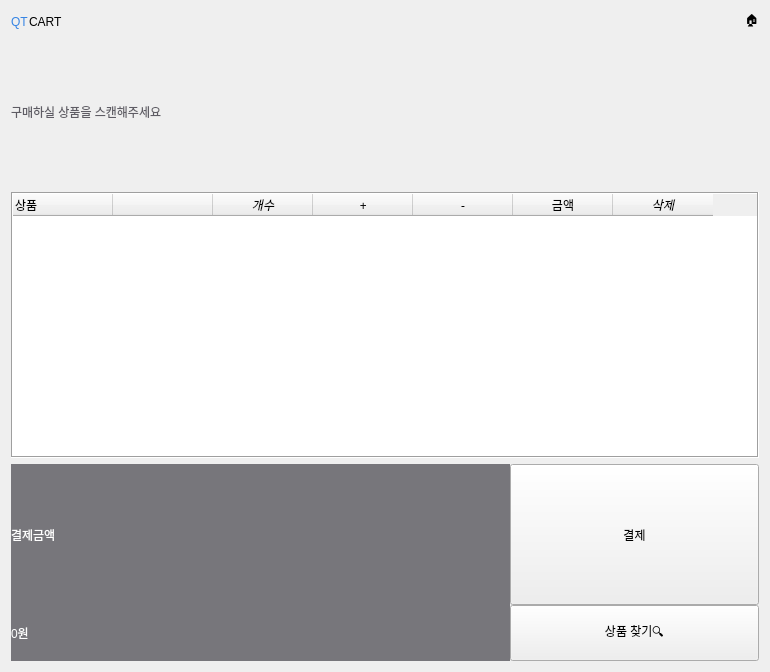
The window that QT-Main/pagecart.ui (GiHwanC/QT-CART) describes before a commit, drawn with Qt 5.
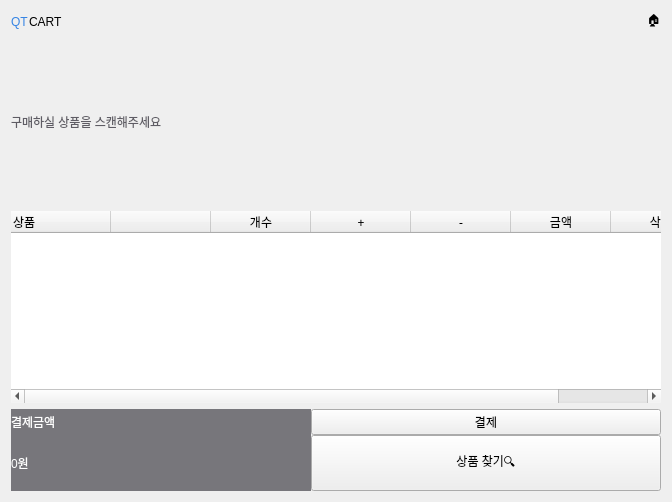
The same window after the commit. Icons and pictures are not drawn.

```diff
--- a/QT-Main/pagecart.ui
+++ b/QT-Main/pagecart.ui
@@ -6,21 +6,16 @@
    <rect>
     <x>0</x>
     <y>0</y>
-    <width>770</width>
-    <height>672</height>
+    <width>672</width>
+    <height>502</height>
    </rect>
   </property>
   <property name="windowTitle">
    <string>Form</string>
   </property>
-  <layout class="QVBoxLayout" name="verticalLayout_2" stretch="0">
+  <layout class="QVBoxLayout" name="verticalLayout_2">
    <item>
-    <layout class="QVBoxLayout" name="verticalLayout" stretch="0,0,0">
-     <item>
-      <layout class="QHBoxLayout" name="horizontalLayout">
-       <property name="spacing">
-        <number>0</number>
-       </property>
+    <layout class="QVBoxLayout" name="verticalLayout" stretch="0,0,0,0">
        <item>
         <layout class="QHBoxLayout" name="horizontalLayout_4" stretch="0,1,0">
          <property name="spacing">
@@ -72,12 +67,6 @@
          </item>
         </layout>
        </item>
-      </layout>
-     </item>
-     <item>
-      <layout class="QVBoxLayout" name="verticalLayout_3" stretch="1,3">
-       <item>
-        <layout class="QVBoxLayout" name="verticalLayout_5" stretch="0">
          <item>
           <layout class="QHBoxLayout" name="horizontalLayout_2" stretch="0,0,1">
            <property name="spacing">
@@ -114,8 +103,8 @@
              </property>
              <property name="sizeHint" stdset="0">
               <size>
-               <width>147</width>
-               <height>0</height>
+           <width>40</width>
+           <height>20</height>
               </size>
              </property>
             </spacer>
@@ -123,27 +112,15 @@
            <item>
             <widget class="QLabel" name="label">
              <property name="sizePolicy">
-              <sizepolicy hsizetype="Preferred" vsizetype="Preferred">
+          <sizepolicy hsizetype="Expanding" vsizetype="Expanding">
                <horstretch>0</horstretch>
                <verstretch>0</verstretch>
               </sizepolicy>
              </property>
              <property name="minimumSize">
               <size>
-               <width>33</width>
-               <height>148</height>
-              </size>
-             </property>
-             <property name="maximumSize">
-              <size>
-               <width>720</width>
-               <height>720</height>
-              </size>
-             </property>
-             <property name="baseSize">
-              <size>
-               <width>0</width>
-               <height>0</height>
+           <width>30</width>
+           <height>30</height>
               </size>
              </property>
              <property name="styleSheet">
@@ -156,12 +133,18 @@
            </item>
           </layout>
          </item>
-        </layout>
-       </item>
+     <item>
+      <layout class="QHBoxLayout" name="horizontalLayout_3">
        <item>
         <widget class="QTableWidget" name="tableCart">
+         <property name="sizePolicy">
+          <sizepolicy hsizetype="Expanding" vsizetype="Expanding">
+           <horstretch>0</horstretch>
+           <verstretch>0</verstretch>
+          </sizepolicy>
+         </property>
          <property name="frameShape">
-          <enum>QFrame::Shape::Box</enum>
+          <enum>QFrame::NoFrame</enum>
          </property>
          <column>
           <property name="text">
@@ -193,7 +176,6 @@
           <property name="font">
            <font>
             <family>Ria Sans</family>
-            <italic>true</italic>
             <italic>false</italic>
            </font>
           </property>
@@ -205,7 +187,6 @@
           <property name="font">
            <font>
             <family>Ria Sans</family>
-            <italic>true</italic>
             <italic>false</italic>
            </font>
           </property>
@@ -237,7 +218,6 @@
           <property name="font">
            <font>
             <family>Ria Sans</family>
-            <italic>true</italic>
             <italic>false</italic>
            </font>
           </property>
@@ -247,47 +227,10 @@
       </layout>
      </item>
      <item>
-      <layout class="QGridLayout" name="gridLayout" columnstretch="0,0,0,0" columnminimumwidth="0,0,0,0">
+      <layout class="QGridLayout" name="gridLayout" columnstretch="0,0,0">
        <property name="spacing">
         <number>0</number>
        </property>
-       <item row="0" column="1">
-        <widget class="QLabel" name="labelTotalPrice">
-         <property name="maximumSize">
-          <size>
-           <width>300</width>
-           <height>169</height>
-          </size>
-         </property>
-         <property name="styleSheet">
-          <string notr="true">font: 30pt &quot;Ria Sans&quot;;
-background-color: rgb(119, 118, 123);
-color: rgb(255, 255, 255);
-</string>
-         </property>
-         <property name="text">
-          <string>결제금액</string>
-         </property>
-        </widget>
-       </item>
-       <item row="0" column="2">
-        <widget class="QLabel" name="label_5">
-         <property name="minimumSize">
-          <size>
-           <width>0</width>
-           <height>0</height>
-          </size>
-         </property>
-         <property name="styleSheet">
-          <string notr="true">background-color: rgb(119, 118, 123);
-color: rgb(255, 255, 255);
-</string>
-         </property>
-         <property name="text">
-          <string/>
-         </property>
-        </widget>
-       </item>
        <item row="1" column="1">
         <widget class="QLabel" name="label_4">
          <property name="styleSheet">
@@ -301,44 +244,7 @@
          </property>
         </widget>
        </item>
-       <item row="0" column="3">
-        <widget class="QPushButton" name="btnPay">
-         <property name="minimumSize">
-          <size>
-           <width>100</width>
-           <height>141</height>
-          </size>
-         </property>
-         <property name="styleSheet">
-          <string notr="true">font: 40pt &quot;Ria Sans&quot;;
-
-color: rgb(255, 255, 255);
-background-color: rgb(224, 27, 36);
-
-    border-radius: 5px;
-    padding:0px 0px;
-   
-
-hover {
-    background-color: rgb(246, 97, 81)
-}
-
-       
-          
-       
-
-       
-               
-
-
-       </string>
-         </property>
-         <property name="text">
-          <string>결제</string>
-         </property>
-        </widget>
-       </item>
-       <item row="1" column="3">
+       <item row="1" column="2">
         <widget class="QPushButton" name="btnGuideMode">
          <property name="minimumSize">
           <size>
@@ -375,16 +281,71 @@
          </property>
         </widget>
        </item>
-       <item row="1" column="2">
-        <widget class="QLabel" name="labelTotalPriceValue">
+       <item row="0" column="1">
+        <widget class="QLabel" name="labelTotalPrice">
+         <property name="sizePolicy">
+          <sizepolicy hsizetype="Minimum" vsizetype="Minimum">
+           <horstretch>0</horstretch>
+           <verstretch>0</verstretch>
+          </sizepolicy>
+         </property>
+         <property name="minimumSize">
+          <size>
+           <width>30</width>
+           <height>15</height>
+          </size>
+         </property>
+         <property name="maximumSize">
+          <size>
+           <width>300</width>
+           <height>300</height>
+          </size>
+         </property>
          <property name="styleSheet">
           <string notr="true">font: 30pt &quot;Ria Sans&quot;;
 background-color: rgb(119, 118, 123);
-color: rgb(255, 255, 255);</string>
+color: rgb(255, 255, 255);
+</string>
          </property>
          <property name="text">
-          <string>                           </string>
-          <string/>
+          <string>결제금액</string>
+         </property>
+        </widget>
+       </item>
+       <item row="0" column="2">
+        <widget class="QPushButton" name="btnPay">
+         <property name="minimumSize">
+          <size>
+           <width>30</width>
+           <height>15</height>
+          </size>
+         </property>
+         <property name="styleSheet">
+          <string notr="true">font: 40pt &quot;Ria Sans&quot;;
+
+color: rgb(255, 255, 255);
+background-color: rgb(224, 27, 36);
+
+    border-radius: 5px;
+    padding:0px 0px;
+   
+
+hover {
+    background-color: rgb(246, 97, 81)
+}
+
+       
+          
+       
+
+       
+               
+
+
+       </string>
+         </property>
+         <property name="text">
+          <string>결제</string>
          </property>
         </widget>
        </item>
```
Left out of the diff: 4 changed lines with no effect on the pictures. Lines whose indentation alone changed are shown as unchanged.
